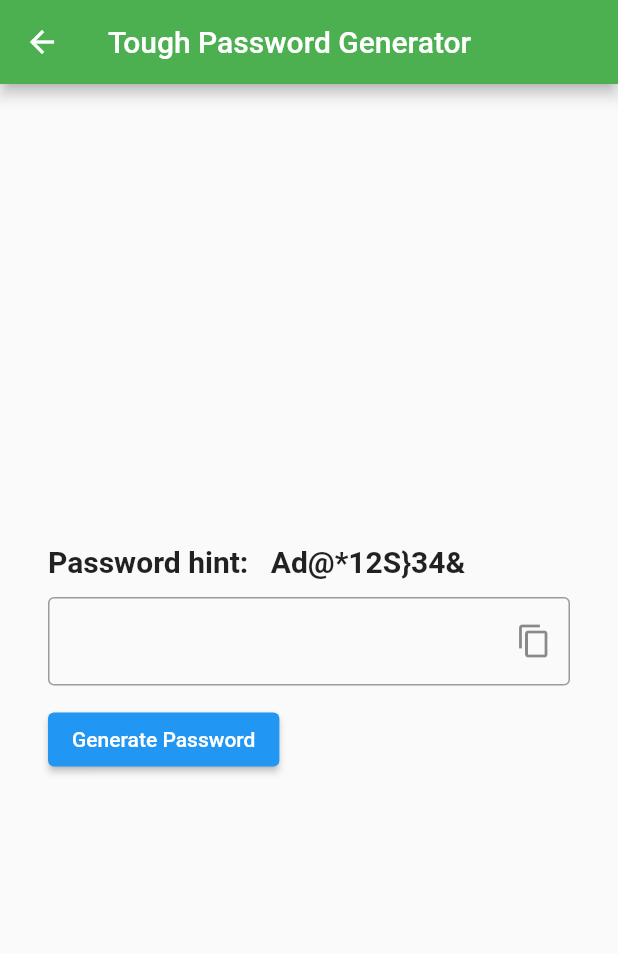
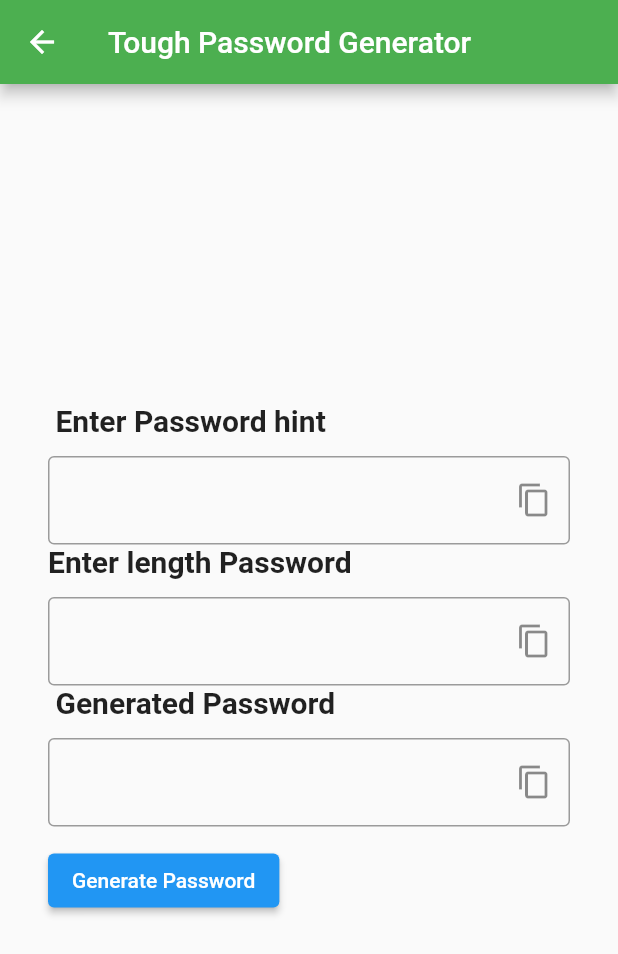
Before and after one commit to muhammadumair97/FA19-BCS-082, a Flutter app: the toughpassword screen opened by its route, on a phone screen of 412 x 824 dp. Shown: the top 954 px of the screen. Run offline on Flutter 3.47's test engine with Material 2 defaults, Android fonts, the phone set to English and light mode, and no system bars; our stand-ins replace font_awesome_flutter, rflutter_alert; missing offline and left inert: bmi_calculator; network calls fail.

Commit message:
updated
added text box for hint password and length of password

```diff
--- a/Pocket_Password_Dairy/lib/tough_password.dart
+++ b/Pocket_Password_Dairy/lib/tough_password.dart
@@ -1,7 +1,7 @@
 import 'package:flutter/material.dart';
 import 'dart:math';
+import 'package:flutter/services.dart';
 
-import 'package:flutter/services.dart';
 
 class toughpassword extends StatefulWidget {
   @override
@@ -11,11 +11,15 @@ class toughpassword extends StatefulWidget {
 
 class _toughpasswordState extends State<toughpassword> {
   final controller = TextEditingController();
+  final controller1= TextEditingController();
+  final controller2= TextEditingController();
 
   SnackBar? get snackBar => null;
   @override
   void dispose(){
     controller.dispose();
+    controller1.dispose();
+    controller2.dispose();
     super.dispose();
   }
   @override
@@ -30,7 +34,60 @@ class _toughpasswordState extends State<toughpassword> {
           mainAxisAlignment: MainAxisAlignment.center,
           children: [
             Text (
-              'Password hint:   Ad@*12S}34&',
+              ' Enter Password hint',
+              style: TextStyle(fontSize: 20, fontWeight: FontWeight.bold),
+            ),
+            const SizedBox(height: 12),
+            TextField(
+              controller: controller1,
+              enableInteractiveSelection:false,
+              decoration:InputDecoration(
+                  border: OutlineInputBorder(),
+                  suffixIcon:IconButton(
+                    icon:Icon(Icons.copy),
+                    onPressed: () {
+
+                      final data = ClipboardData(text: controller1.text);
+                      Clipboard.setData(data);
+
+                      ScaffoldMessenger.of(context)
+                        ..removeCurrentSnackBar()
+                        ..showSnackBar(snackBar!);
+                    },
+                  )
+              ),
+            ),
+
+
+            Text (
+              'Enter length Password',
+              style: TextStyle(fontSize: 20, fontWeight: FontWeight.bold),
+            ),
+            const SizedBox(height: 12),
+
+            TextField(
+              controller: controller2,
+              enableInteractiveSelection:false,
+              decoration:InputDecoration(
+                  border: OutlineInputBorder(),
+                  suffixIcon:IconButton(
+                    icon:Icon(Icons.copy),
+                    onPressed: () {
+
+                      final data = ClipboardData(text: controller2.text);
+                      Clipboard.setData(data);
+
+                      ScaffoldMessenger.of(context)
+                        ..removeCurrentSnackBar()
+                        ..showSnackBar(snackBar!);
+                    },
+                  )
+              ),
+            ),
+
+
+            Text (
+              ' Generated Password ',
               style: TextStyle(fontSize: 20, fontWeight: FontWeight.bold),
             ),
             const SizedBox(height: 12),
@@ -47,13 +104,6 @@ class _toughpasswordState extends State<toughpassword> {
                       final data = ClipboardData(text: controller.text);
                       Clipboard.setData(data);
 
-                      final sackBar =SnackBar(
-                        content: Text(
-                          'Password Copied',
-                          style: TextStyle(fontWeight: FontWeight.bold),
-                        ),
-                        backgroundColor: Colors.pink,
-                      );
                       ScaffoldMessenger.of(context)
                         ..removeCurrentSnackBar()
                         ..showSnackBar(snackBar!);
@@ -91,7 +141,7 @@ class _toughpasswordState extends State<toughpassword> {
     bool hasULetters = true,
     bool hasspecial =true,
   }) {
-    final length = 10;
+    final int length =int.parse(controller2.text);
     final Letters = 'abcdefghijklmnopqrstuvwxyz';
     final ULetters = 'ABCDEFGHIJKLMNOPQRSTUVWXYZ';
     final Numbers = '0123456789';
```
